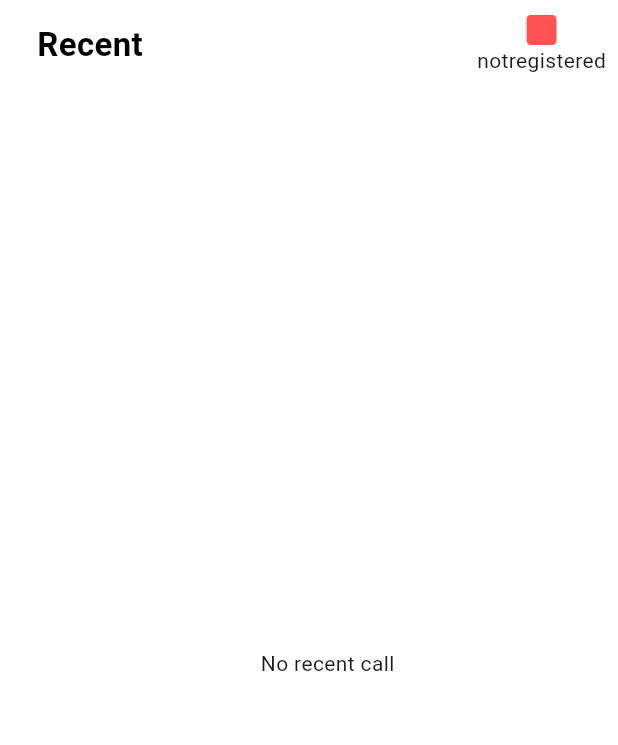
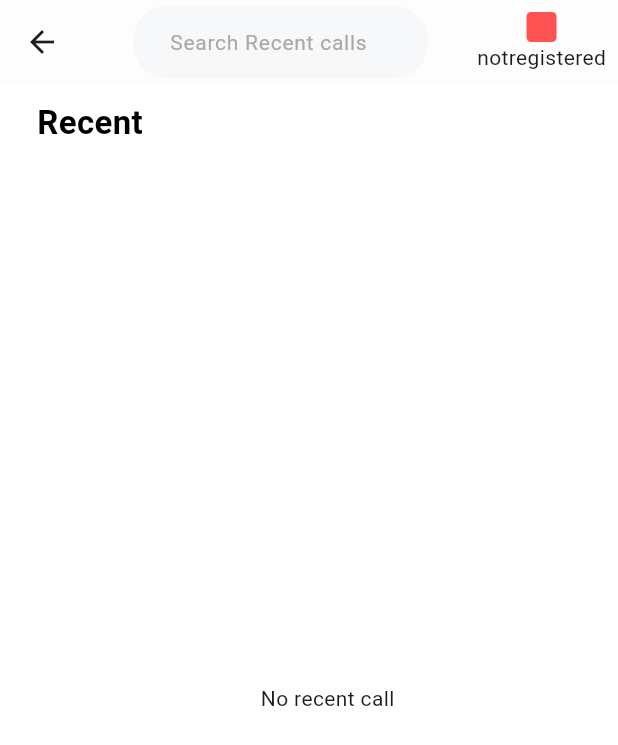
Before and after one commit to Armancoders/mytell_flutter_App, a Flutter app: the RecentScreen screen opened directly, on a phone screen of 412 x 824 dp. Shown: the top 745 px of the screen. Run offline on Flutter 3.47's test engine with Material 3 defaults, Android fonts, the phone set to English and light mode, and no system bars; our stand-ins replace audioplayers, firebase_core, firebase_messaging, flutter_blue_plus, flutter_contacts, flutter_local_notifications and 8 more; missing offline and left inert: bluetooth_enable_fork, flutter_background_service, flutter_callkit_incoming, flutter_dialpad, flutter_downloader, flutter_dtmf and 4 more; accounts and stored records are empty; network calls fail.

Commit message:
[add] searchbar to recent screen

```diff
--- a/lib/src/component/search_bar.dart
+++ b/lib/src/component/search_bar.dart
@@ -4,8 +4,9 @@ import 'package:voipmax/src/core/theme/color_theme.dart';
 import 'package:voipmax/src/core/theme/text_theme.dart';
 
 class CustomSearchBar extends StatelessWidget {
+  final String? hintText;
   final Function({required String? q}) onSearch;
-  const CustomSearchBar({super.key, required this.onSearch});
+  const CustomSearchBar({super.key, required this.onSearch, this.hintText});
 
   @override
   Widget build(BuildContext context) {
@@ -27,7 +28,7 @@ class CustomSearchBar extends StatelessWidget {
                 onChanged: (value) => onSearch(q: value.isEmpty ? null : value),
                 decoration: InputDecoration(
                     border: InputBorder.none,
-                    hintText: "Search contact",
+                    hintText: hintText ?? "Search",
                     hintStyle: textSmall.copyWith(color: hintColor)),
               ),
             ),
--- a/lib/src/modules/Recent/recent.dart
+++ b/lib/src/modules/Recent/recent.dart
@@ -1,17 +1,33 @@
 import 'package:flutter/material.dart';
 import 'package:get/get.dart';
 import 'package:voipmax/src/bloc/recent_bloc.dart';
+import 'package:voipmax/src/component/search_bar.dart';
+import 'package:voipmax/src/component/sip_register_statusbar.dart';
 import 'package:voipmax/src/core/theme/color_theme.dart';
 import 'package:voipmax/src/core/theme/dimensions.dart';
 import 'package:voipmax/src/modules/Recent/widgets.dart';
 
 class RecentScreen extends StatelessWidget {
   const RecentScreen({super.key});
+  tempSearchFun({required String? q}) {}
 
   @override
   Widget build(BuildContext context) {
     var recentController = Get.put(RecentCallsBloc());
     return Scaffold(
+      appBar: AppBar(
+        elevation: .2,
+        backgroundColor: backGroundColor,
+        actions: const [
+          SafeArea(child: SipRegisterStatusBar()),
+        ],
+
+        title: CustomSearchBar(
+          onSearch: tempSearchFun,
+          hintText: "Search Recent calls",
+        ),
+        // flexibleSpace: const SafeArea(child: CustomSearchBar()),
+      ),
       body: Container(
         color: backGroundColor,
         child: SafeArea(
--- a/lib/src/modules/Recent/widgets.dart
+++ b/lib/src/modules/Recent/widgets.dart
@@ -1,7 +1,6 @@
 import 'package:flutter/material.dart';
 import 'package:get/get.dart';
 import 'package:voipmax/src/bloc/recent_bloc.dart';
-import 'package:voipmax/src/component/sip_register_statusbar.dart';
 import 'package:voipmax/src/core/theme/color_theme.dart';
 import 'package:voipmax/src/core/theme/dimensions.dart';
 import 'package:voipmax/src/core/theme/text_theme.dart';
@@ -17,7 +16,6 @@ Widget recentTitle() {
           "Recent",
           style: textTitleLarge,
         ),
-        const SipRegisterStatusBar(),
       ],
     ),
   );
```
